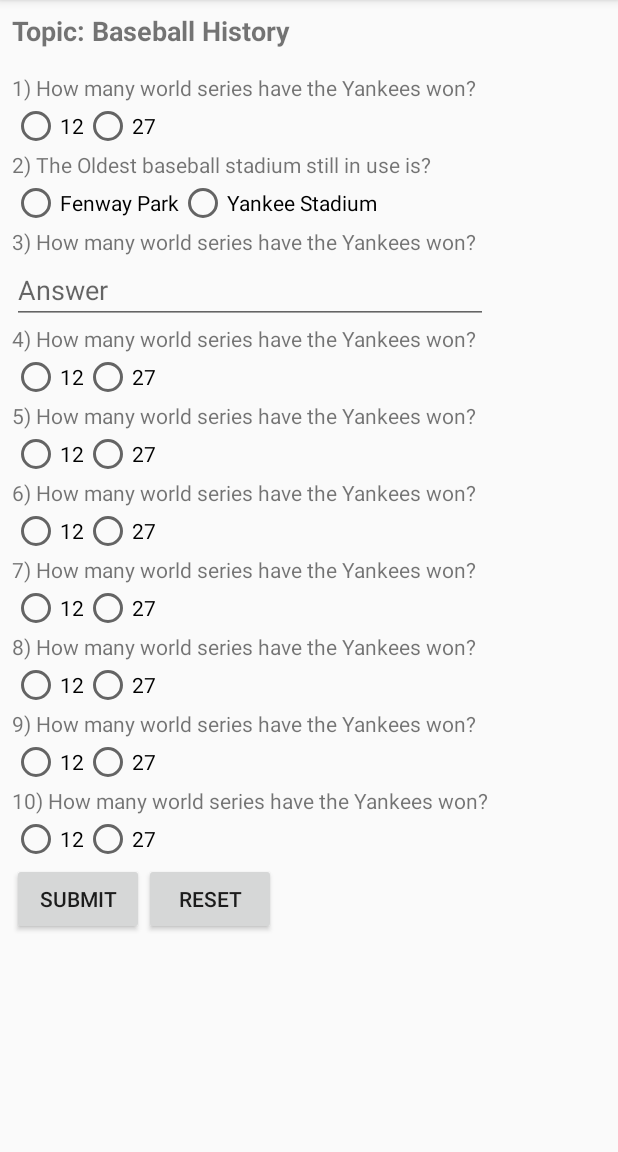
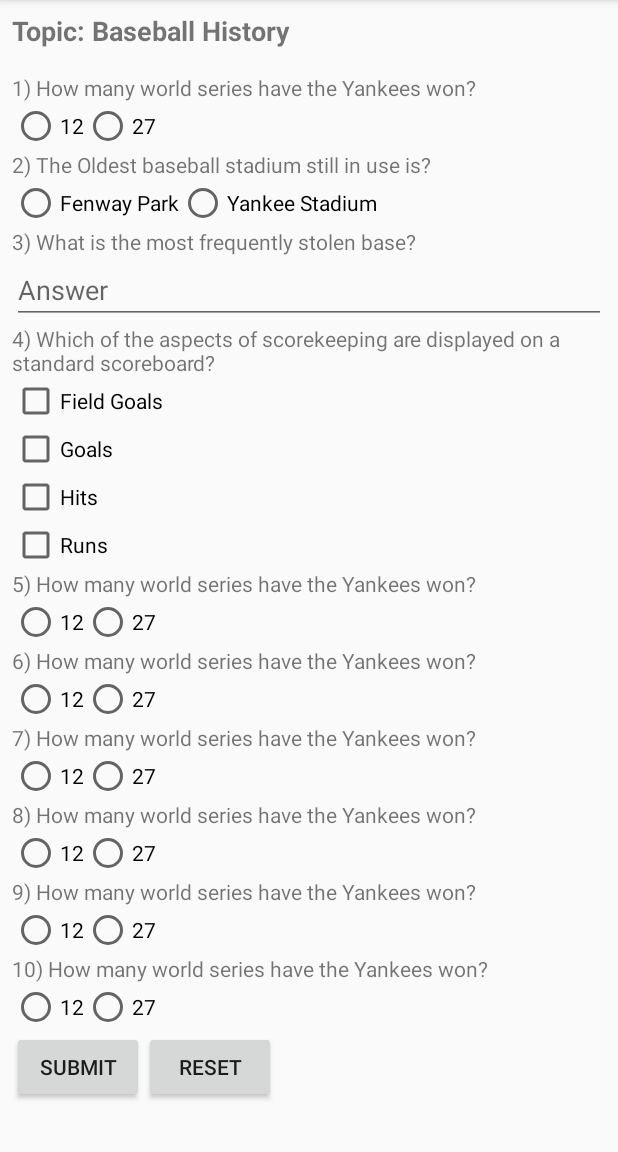
Before and after one commit to uenvymenow/QuizApp, an Android app: the screen it shows after launch (MainActivity), on a phone screen of 412 x 824 dp, the part 84-1236 px from its top. Run offline under Robolectric (Android 15) with nearby library versions, the phone set to English and light mode, and no system bars.

```diff
--- a/app/src/main/java/com/example/android/quizapplication/MainActivity.java
+++ b/app/src/main/java/com/example/android/quizapplication/MainActivity.java
@@ -101,22 +101,16 @@ public class MainActivity extends AppCompatActivity {
     }
 
     // Checks the radioButton answers for question 4
-    public void question4RadioButton(View view) {
-        // Import radio buttons for question 4
-        RadioButton questionFourCorrectRB = findViewById(R.id.questionFourCorrect);
-        RadioButton questionFourIncorrectRB = findViewById(R.id.questionFourIncorrect);
+    public void question4CheckBox(View view) {
+        // Import correct checkboxes for question 4
+        CheckBox questionFourCorrectCB1 = findViewById(R.id.questionFourCorrect1);
+        CheckBox questionFourCorrectCB2 = findViewById(R.id.questionFourCcorrect2);
 
-        // Check which radio button was clicked
-        switch (view.getId()) {
-            case R.id.questionFourCorrect:
-                if (questionFourCorrectRB.isChecked())
-                    question4Score = 1;
-                break;
-            case R.id.questionFourIncorrect:
-                if (questionFourIncorrectRB.isChecked()) {
-                    question4Score = 0;
-                    break;
-                }
+        // Check which checkbox was clicked
+        if ((questionFourCorrectCB1.isChecked()) && (questionFourCorrectCB2.isChecked())){
+            question4Score = 1;
+        } else {
+            question4Score = 0;
         }
     }
 
--- a/app/src/main/res/layout/activity_main.xml
+++ b/app/src/main/res/layout/activity_main.xml
@@ -38,9 +38,9 @@
             <LinearLayout
                 android:layout_width="wrap_content"
                 android:layout_height="wrap_content"
-                android:orientation="vertical"
+                android:focusable="true"
                 android:focusableInTouchMode="true"
-                android:focusable="true">
+                android:orientation="vertical">
 
                 <TextView
                     android:id="@+id/question_1_text_view"
@@ -102,42 +102,49 @@
                     android:id="@+id/question_3_text_view"
                     android:layout_width="wrap_content"
                     android:layout_height="wrap_content"
-                    android:text="3) How many world series have the Yankees won?" />
+                    android:text="3) What is the most frequently stolen base?" />
 
                 <EditText
                     android:id="@+id/question3EditText"
                     android:layout_width="match_parent"
                     android:layout_height="wrap_content"
-                    android:hint="Answer"
-                    android:focusedByDefault="false" />
+                    android:focusedByDefault="false"
+                    android:hint="Answer" />
 
                 <!-- Question 4 -->
                 <TextView
                     android:id="@+id/question_4_text_view"
                     android:layout_width="wrap_content"
                     android:layout_height="wrap_content"
-                    android:text="4) How many world series have the Yankees won?" />
+                    android:text="4) Which of the aspects of scorekeeping are displayed on a standard scoreboard?" />
 
-                <RadioGroup
-                    android:id="@+id/radioGroup4"
+                <CheckBox
+                    android:id="@+id/questionFourIncorrect1"
                     android:layout_width="wrap_content"
                     android:layout_height="wrap_content"
-                    android:orientation="horizontal">
+                    android:onClick="question4CheckBox"
+                    android:text="Field Goals" />
 
-                    <RadioButton
-                        android:id="@+id/questionFourIncorrect"
-                        android:layout_width="wrap_content"
-                        android:layout_height="wrap_content"
-                        android:onClick="question4RadioButton"
-                        android:text="12" />
+                <CheckBox
+                    android:id="@+id/questionFourIncorrect2"
+                    android:layout_width="wrap_content"
+                    android:layout_height="wrap_content"
+                    android:onClick="question4CheckBox"
+                    android:text="Goals" />
 
-                    <RadioButton
-                        android:id="@+id/questionFourCorrect"
-                        android:layout_width="wrap_content"
-                        android:layout_height="wrap_content"
-                        android:onClick="question4RadioButton"
-                        android:text="27" />
-                </RadioGroup>
+                <CheckBox
+                    android:id="@+id/questionFourCorrect1"
+                    android:layout_width="wrap_content"
+                    android:layout_height="wrap_content"
+                    android:onClick="question4CheckBox"
+                    android:text="Hits" />
+
+                <CheckBox
+                    android:id="@+id/questionFourCcorrect2"
+                    android:layout_width="wrap_content"
+                    android:layout_height="wrap_content"
+                    android:onClick="question4CheckBox"
+                    android:text="Runs" />
 
                 <!-- Question 5 -->
                 <TextView
```
